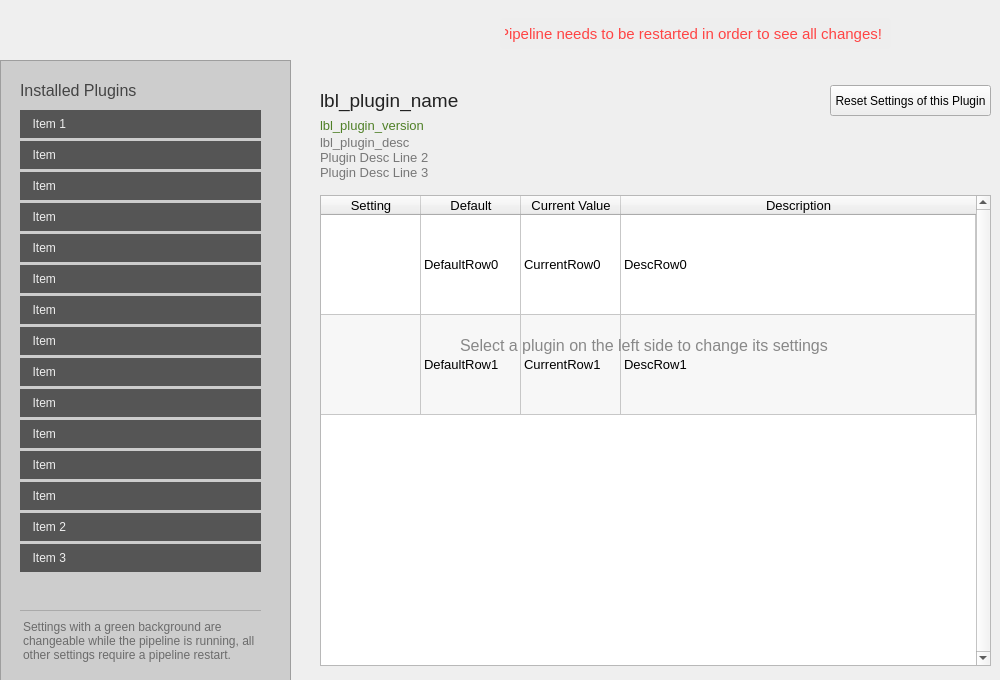
The window that toolkit/plugin_configurator/ui/main_window.ui (tobspr/RenderPipeline) describes before a commit, drawn with Qt 5.
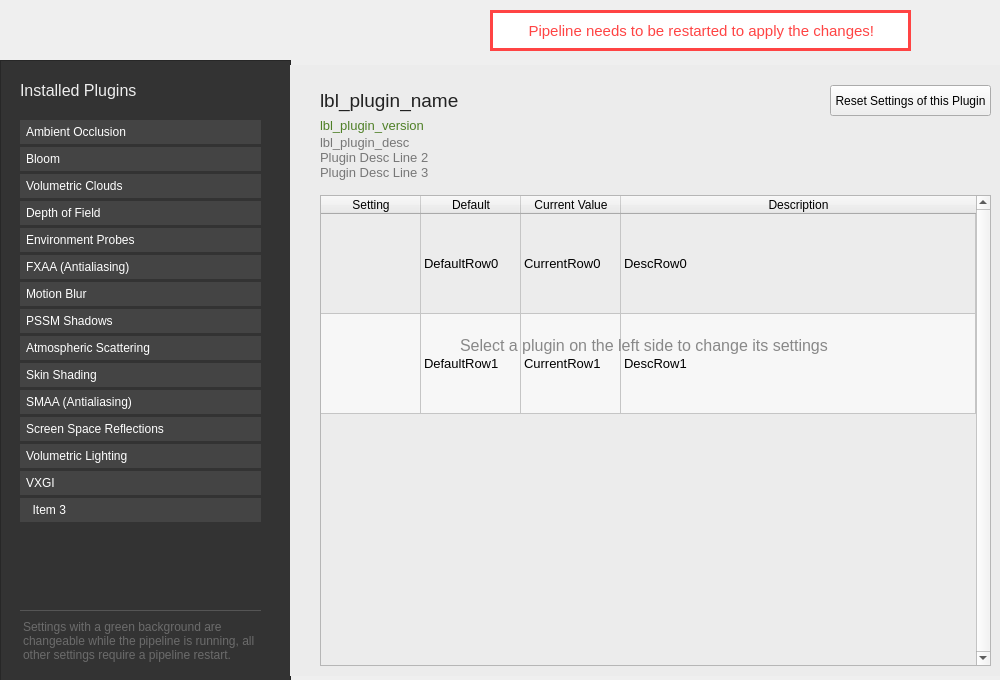
The same window after the commit. Icons and pictures are not drawn.

```diff
--- a/toolkit/plugin_configurator/ui/main_window.ui
+++ b/toolkit/plugin_configurator/ui/main_window.ui
@@ -43,19 +43,20 @@
     <property name="geometry">
      <rect>
       <x>20</x>
-      <y>110</y>
+      <y>120</y>
       <width>251</width>
-      <height>481</height>
+      <height>471</height>
      </rect>
     </property>
     <property name="styleSheet">
      <string notr="true">QListWidget::item {
-padding: 7px 3px;
-background: #555;
+padding: 5px 3px;
+background: #444;
 outline: 0 !important;
 margin-bottom: 3px;
 margin-right: 10px;
-color: #eee;
+color: #fff;
+
 }
 
 QListWidget::item:hover {
@@ -69,7 +70,7 @@
 QListWidget {
 padding: 0;
 color: #eee;
-background: #cdcdcd;
+background: transparent;
 /*
 background: #222;
 padding: 5px 8px;
@@ -90,72 +91,72 @@
     </property>
     <item>
      <property name="text">
-      <string>  Item 1</string>
+      <string>Ambient Occlusion</string>
      </property>
     </item>
     <item>
      <property name="text">
-      <string>  Item</string>
+      <string>Bloom</string>
      </property>
     </item>
     <item>
      <property name="text">
-      <string>  Item</string>
+      <string>Volumetric Clouds</string>
      </property>
     </item>
     <item>
      <property name="text">
-      <string>  Item</string>
+      <string>Depth of Field</string>
      </property>
     </item>
     <item>
      <property name="text">
-      <string>  Item</string>
+      <string>Environment Probes</string>
      </property>
     </item>
     <item>
      <property name="text">
-      <string>  Item</string>
+      <string>FXAA (Antialiasing)</string>
      </property>
     </item>
     <item>
      <property name="text">
-      <string>  Item</string>
+      <string>Motion Blur</string>
      </property>
     </item>
     <item>
      <property name="text">
-      <string>  Item</string>
+      <string>PSSM Shadows</string>
      </property>
     </item>
     <item>
      <property name="text">
-      <string>  Item</string>
+      <string>Atmospheric Scattering</string>
      </property>
     </item>
     <item>
      <property name="text">
-      <string>  Item</string>
+      <string>Skin Shading</string>
      </property>
     </item>
     <item>
      <property name="text">
-      <string>  Item</string>
+      <string>SMAA (Antialiasing)</string>
      </property>
     </item>
     <item>
      <property name="text">
-      <string>  Item</string>
+      <string>Screen Space Reflections</string>
      </property>
     </item>
     <item>
      <property name="text">
-      <string>  Item</string>
+      <string>Volumetric Lighting</string>
      </property>
     </item>
     <item>
      <property name="text">
-      <string>  Item 2</string>
+      <string>VXGI</string>
      </property>
     </item>
     <item>
@@ -173,6 +174,9 @@
       <height>611</height>
      </rect>
     </property>
+    <property name="styleSheet">
+     <string notr="true">QFrame {background: #ececec; }</string>
+    </property>
     <property name="frameShape">
      <enum>QFrame::NoFrame</enum>
     </property>
@@ -583,7 +587,7 @@
      <bool>false</bool>
     </property>
     <property name="styleSheet">
-     <string notr="true">background: #cdcdcd; border-right: 1px solid #aaa;</string>
+     <string notr="true">background: #333; border-right: 1px solid #222;</string>
     </property>
     <property name="frameShape">
      <enum>QFrame::StyledPanel</enum>
@@ -607,7 +611,7 @@
       </font>
      </property>
      <property name="styleSheet">
-      <string notr="true">color: #444;border: 0;</string>
+      <string notr="true">color: #eee;border: 0;</string>
      </property>
      <property name="text">
       <string>Installed Plugins</string>
@@ -640,27 +644,27 @@
         <colorrole role="Button">
          <brush brushstyle="SolidPattern">
           <color alpha="255">
-           <red>205</red>
-           <green>205</green>
-           <blue>205</blue>
+           <red>51</red>
+           <green>51</green>
+           <blue>51</blue>
           </color>
          </brush>
         </colorrole>
         <colorrole role="Base">
          <brush brushstyle="SolidPattern">
           <color alpha="255">
-           <red>205</red>
-           <green>205</green>
-           <blue>205</blue>
+           <red>51</red>
+           <green>51</green>
+           <blue>51</blue>
           </color>
          </brush>
         </colorrole>
         <colorrole role="Window">
          <brush brushstyle="SolidPattern">
           <color alpha="255">
-           <red>205</red>
-           <green>205</green>
-           <blue>205</blue>
+           <red>51</red>
+           <green>51</green>
+           <blue>51</blue>
           </color>
          </brush>
         </colorrole>
@@ -678,27 +682,27 @@
         <colorrole role="Button">
          <brush brushstyle="SolidPattern">
           <color alpha="255">
-           <red>205</red>
-           <green>205</green>
-           <blue>205</blue>
+           <red>51</red>
+           <green>51</green>
+           <blue>51</blue>
           </color>
          </brush>
         </colorrole>
         <colorrole role="Base">
          <brush brushstyle="SolidPattern">
           <color alpha="255">
-           <red>205</red>
-           <green>205</green>
-           <blue>205</blue>
+           <red>51</red>
+           <green>51</green>
+           <blue>51</blue>
           </color>
          </brush>
         </colorrole>
         <colorrole role="Window">
          <brush brushstyle="SolidPattern">
           <color alpha="255">
-           <red>205</red>
-           <green>205</green>
-           <blue>205</blue>
+           <red>51</red>
+           <green>51</green>
+           <blue>51</blue>
           </color>
          </brush>
         </colorrole>
@@ -716,27 +720,27 @@
         <colorrole role="Button">
          <brush brushstyle="SolidPattern">
           <color alpha="255">
-           <red>205</red>
-           <green>205</green>
-           <blue>205</blue>
+           <red>51</red>
+           <green>51</green>
+           <blue>51</blue>
           </color>
          </brush>
         </colorrole>
         <colorrole role="Base">
          <brush brushstyle="SolidPattern">
           <color alpha="255">
-           <red>205</red>
-           <green>205</green>
-           <blue>205</blue>
+           <red>51</red>
+           <green>51</green>
+           <blue>51</blue>
           </color>
          </brush>
         </colorrole>
         <colorrole role="Window">
          <brush brushstyle="SolidPattern">
           <color alpha="255">
-           <red>205</red>
-           <green>205</green>
-           <blue>205</blue>
+           <red>51</red>
+           <green>51</green>
+           <blue>51</blue>
           </color>
          </brush>
         </colorrole>
@@ -751,7 +755,7 @@
       </font>
      </property>
      <property name="styleSheet">
-      <string notr="true">border-top: 1px solid #aaa;
+      <string notr="true">border-top: 1px solid #555;
 border-right: 0px solid #9A3;</string>
      </property>
      <property name="text">
@@ -774,10 +778,10 @@
    <widget class="QLabel" name="lbl_restart_pipeline">
     <property name="geometry">
      <rect>
-      <x>500</x>
-      <y>18</y>
-      <width>391</width>
-      <height>31</height>
+      <x>490</x>
+      <y>10</y>
+      <width>421</width>
+      <height>41</height>
      </rect>
     </property>
     <property name="font">
@@ -789,10 +793,10 @@
      <bool>false</bool>
     </property>
     <property name="styleSheet">
-     <string notr="true">color: #F44;background: #eee;padding: 5px; border-radius: 2px;</string>
+     <string notr="true">color: #F44;background: #fff;padding: 5px; border: 3px solid #F44;</string>
     </property>
     <property name="text">
-     <string>Pipeline needs to be restarted in order to see all changes!</string>
+     <string>Pipeline needs to be restarted to apply the changes!      </string>
     </property>
     <property name="alignment">
      <set>Qt::AlignRight|Qt::AlignTrailing|Qt::AlignVCenter</set>
```
Left out of the diff: 83 changed lines with no effect on the pictures.
